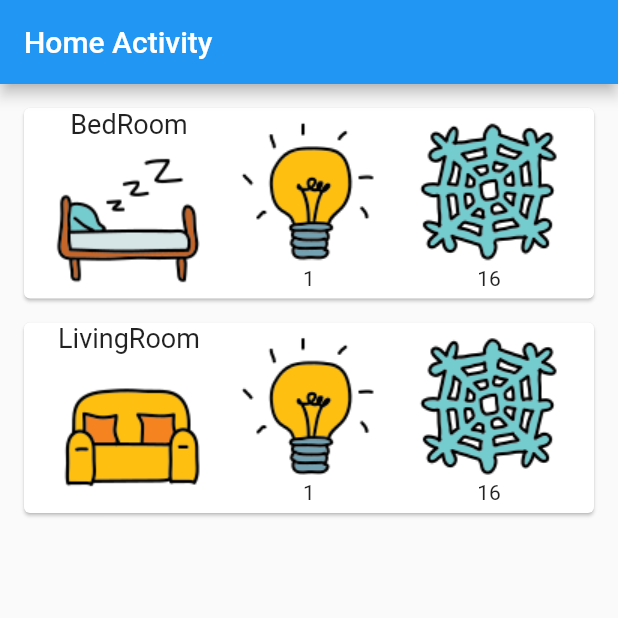
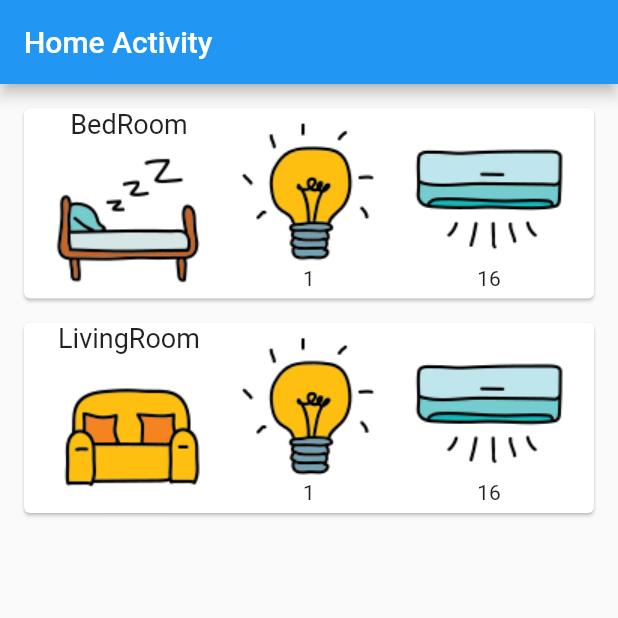
Before and after one commit to DavidShmuely/SmartHome, a Flutter app: the screen it shows after launch, on a phone screen of 412 x 824 dp, the top half of it. Run offline on Flutter 3.47's test engine with Material 2 defaults, Android fonts, the phone set to English and light mode, and no system bars; network calls fail.

Commit message:
First Commit

```diff
--- a/lib/main.dart
+++ b/lib/main.dart
@@ -425,7 +425,7 @@ Widget roomCard(room){
             ),
             Column(
               children: [
-                Image.asset('assets/ic_cool.png'),
+                Image.asset('assets/ic_ac.png'),
                 Text(room.acState['temp'].toString()),
               ],
             ),
```
